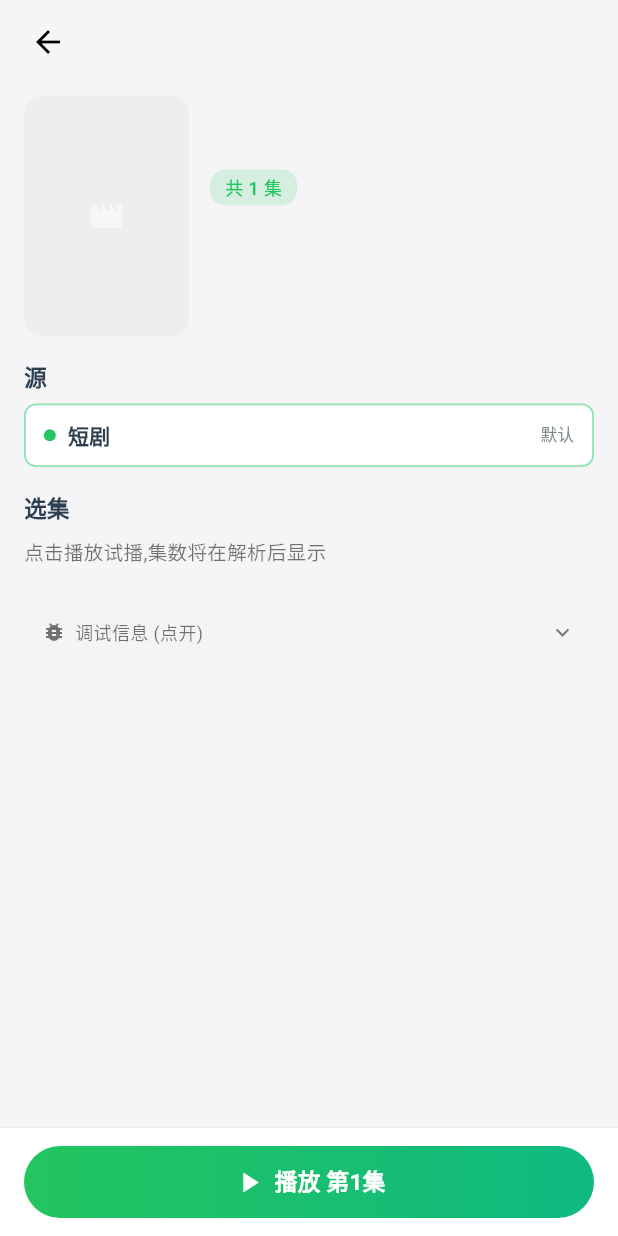
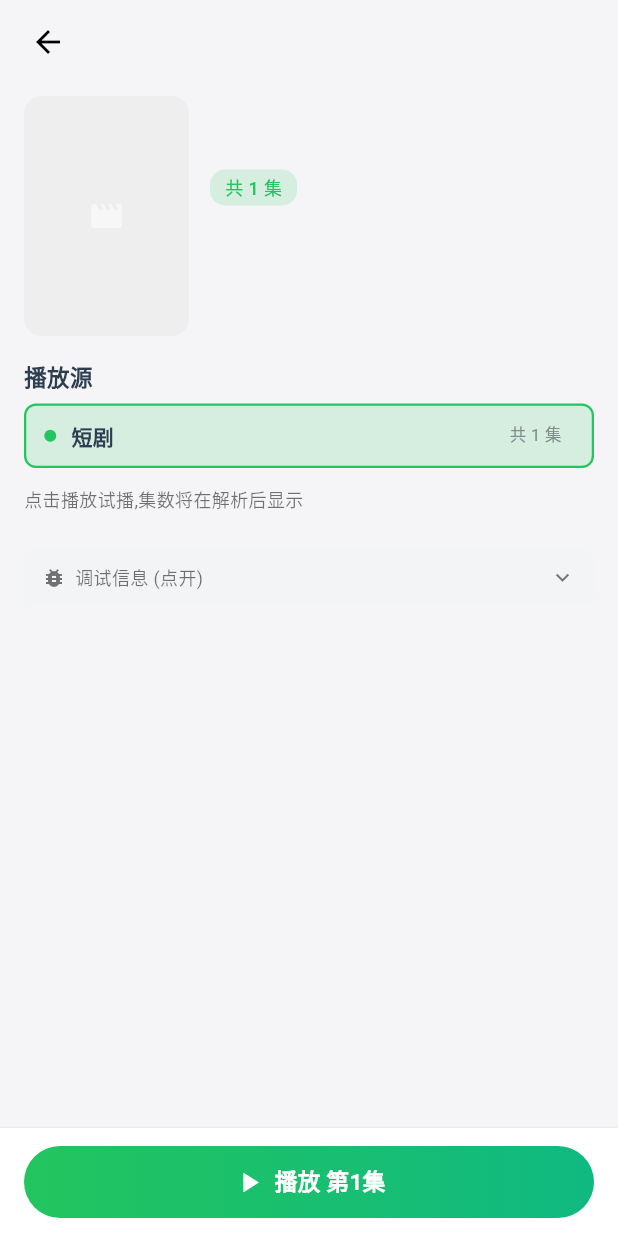
Before and after one commit to djsevenx1/LunaTV-Mobile, a Flutter app: the ShortDramaPlayerScreen screen opened directly with empty values, on a phone screen of 412 x 824 dp. Run offline on Flutter 3.47's test engine with Material 3 defaults, Android fonts, the phone set to English and light mode, and no system bars; our stand-ins replace cached_network_image, dio, google_fonts, lucide_icons_flutter, package_info_plus, shared_preferences; missing offline and left inert: dlna_dart, gbk_codec, media_kit, media_kit_video, screen_brightness, volume_controller; accounts and stored records are empty; Roboto replaces fonts that are missing (Microsoft YaHei).

Commit message:
refactor: merge shortdrama source / line / episode into one section
- 仿照 PlayerScreen 的源选择风格
- 短剧详情页现在只有一个"播放源"模块, 包含:
  - 源 tile (固定"短剧", 绿色高亮)
  - 解析线路切换 (代理 / 直连)
  - 选集 grid (在线路下方, 与源同属一个模块)
- parseEpisode 拿到 url 后分别保存 _directUrl / _proxyUrl
- 新增 _switchLine 方法切换线路 (不重新 parse)
- 移除独立的 _buildEpisodeSection

```diff
--- a/lib/screens/short_drama_screen.dart
+++ b/lib/screens/short_drama_screen.dart
@@ -962,10 +962,8 @@ class _ShortDramaPlayerScreenState extends State<ShortDramaPlayerScreen> {
               children: [
                 // 海报 + 元信息
                 _buildPosterHeader(isDark),
-                // 源/线路
+                // 源 + 解析线路 + 选集 (整合在一个源模块里)
                 _buildSourceSection(isDark),
-                // 选集网格
-                _buildEpisodeSection(isDark),
                 // 简介
                 if (widget.drama.description.isNotEmpty)
                   _buildDescription(isDark),
@@ -1127,40 +1125,60 @@ class _ShortDramaPlayerScreenState extends State<ShortDramaPlayerScreen> {
     );
   }
 
-  /// 源/线路模块
-  /// 短剧后端只有 1 个源(短剧数据源), 这里显示源名称 + 解析线路切换
+  /// 源/线路/选集 模块 (仿照 PlayerScreen 的源选择)
+  /// 短剧后端只有 1 个源(短剧), 但包含:
+  ///   - 源 tile (名称 + 集数)
+  ///   - 解析线路切换 (代理 / 直连)
+  ///   - 选集 grid
   Widget _buildSourceSection(bool isDark) {
     const greenColor = Color(0xFF22C55E);
+    const greenColorLight = Color(0xFF10B981);
+    final hasProxy = _proxyUrl.isNotEmpty;
+    final hasDirect = _directUrl.isNotEmpty;
     return Padding(
       padding: const EdgeInsets.fromLTRB(16, 0, 16, 16),
       child: Column(
         crossAxisAlignment: CrossAxisAlignment.start,
         children: [
-          Text(
-            '源',
-            style: TextStyle(
-              fontSize: 15,
-              fontWeight: FontWeight.w600,
-              color: isDark ? Colors.white : const Color(0xFF2c3e50),
-            ),
+          // 标题
+          Row(
+            children: [
+              Text(
+                '播放源',
+                style: TextStyle(
+                  fontSize: 15,
+                  fontWeight: FontWeight.w600,
+                  color: isDark ? Colors.white : const Color(0xFF2c3e50),
+                ),
+              ),
+              const Spacer(),
+              if (_isLoadingDetail)
+                const SizedBox(
+                  width: 12,
+                  height: 12,
+                  child: CircularProgressIndicator(
+                    strokeWidth: 1.5,
+                    color: greenColor,
+                  ),
+                ),
+            ],
           ),
           const SizedBox(height: 8),
-          // 源 (固定 1 个 - 短剧)
+          // 源 tile (固定 1 个 - 短剧)
           Container(
             padding: const EdgeInsets.symmetric(
                 horizontal: 12, vertical: 10),
             decoration: BoxDecoration(
-              color: isDark
-                  ? const Color(0xFF1e1e1e)
-                  : Colors.white,
+              color: greenColor.withOpacity(0.15),
               borderRadius: BorderRadius.circular(8),
               border: Border.all(
-                color: greenColor.withOpacity(0.5),
-                width: 1.2,
+                color: greenColor,
+                width: 1.5,
               ),
             ),
             child: Row(
               children: [
+                // 状态点
                 Container(
                   width: 8,
                   height: 8,
@@ -1169,7 +1187,8 @@ class _ShortDramaPlayerScreenState extends State<ShortDramaPlayerScreen> {
                     shape: BoxShape.circle,
                   ),
                 ),
-                const SizedBox(width: 8),
+                const SizedBox(width: 10),
+                // 名称
                 Expanded(
                   child: Text(
                     '短剧',
@@ -1182,8 +1201,9 @@ class _ShortDramaPlayerScreenState extends State<ShortDramaPlayerScreen> {
                     ),
                   ),
                 ),
+                // 集数
                 Text(
-                  '默认',
+                  _totalEpisodes > 0 ? '共 $_totalEpisodes 集' : '加载中…',
                   style: TextStyle(
                     fontSize: 11,
                     color: isDark
@@ -1191,46 +1211,67 @@ class _ShortDramaPlayerScreenState extends State<ShortDramaPlayerScreen> {
                         : const Color(0xFF7f8c8d),
                   ),
                 ),
+                const SizedBox(width: 8),
+                // 测速中显示 loading (这里 mock 显示)
+                if (hasProxy || hasDirect)
+                  Container(
+                    width: 8,
+                    height: 8,
+                    decoration: const BoxDecoration(
+                      color: greenColor,
+                      shape: BoxShape.circle,
+                    ),
+                  ),
               ],
             ),
           ),
-        ],
-      ),
-    );
-  }
-
-  Widget _buildEpisodeSection(bool isDark) {
-    const greenColor = Color(0xFF22C55E);
-    const greenColorLight = Color(0xFF10B981);
-    return Padding(
-      padding: const EdgeInsets.fromLTRB(16, 0, 16, 16),
-      child: Column(
-        crossAxisAlignment: CrossAxisAlignment.start,
-        children: [
-          Row(
-            children: [
-              Text(
-                '选集',
-                style: TextStyle(
-                  fontSize: 15,
-                  fontWeight: FontWeight.w600,
-                  color: isDark ? Colors.white : const Color(0xFF2c3e50),
-                ),
-              ),
-              const Spacer(),
-              if (_isLoadingDetail)
-                const SizedBox(
-                  width: 12,
-                  height: 12,
-                  child: CircularProgressIndicator(
-                    strokeWidth: 1.5,
-                    color: greenColor,
-                  ),
-                ),
-            ],
-          ),
-          const SizedBox(height: 10),
-          if (_totalEpisodes >= 2)
+
+          // 解析线路 (代理 / 直连)
+          if (hasProxy || hasDirect) ...[
+            const SizedBox(height: 12),
+            Text(
+              '线路',
+              style: TextStyle(
+                fontSize: 13,
+                fontWeight: FontWeight.w500,
+                color: isDark
+                    ? const Color(0xFFb0b0b0)
+                    : const Color(0xFF7f8c8d),
+              ),
+            ),
+            const SizedBox(height: 8),
+            Row(
+              children: [
+                if (hasProxy)
+                  Expanded(
+                    child: _buildLineTile(
+                      label: '代理 (推荐)',
+                      desc: '解决跨域,速度快',
+                      selected: _useProxy,
+                      enabled: true,
+                      isDark: isDark,
+                      onTap: () => _switchLine(true),
+                    ),
+                  ),
+                if (hasProxy && hasDirect) const SizedBox(width: 8),
+                if (hasDirect)
+                  Expanded(
+                    child: _buildLineTile(
+                      label: '直连',
+                      desc: '原始链接',
+                      selected: !_useProxy,
+                      enabled: true,
+                      isDark: isDark,
+                      onTap: () => _switchLine(false),
+                    ),
+                  ),
+              ],
+            ),
+          ],
+
+          // 选集 grid
+          if (_totalEpisodes >= 2) ...[
+            const SizedBox(height: 12),
             GridView.builder(
               shrinkWrap: true,
               physics: const NeverScrollableScrollPhysics(),
@@ -1271,24 +1312,102 @@ class _ShortDramaPlayerScreenState extends State<ShortDramaPlayerScreen> {
                   ),
                 );
               },
-            )
-          else if (_isLoadingDetail)
+            ),
+          ] else if (_isLoadingDetail) ...[
+            const SizedBox(height: 12),
             Text(
-              '正在加载集数...',
+              '正在加载集数…',
               style: TextStyle(
-                fontSize: 13,
+                fontSize: 12,
                 color: isDark ? Colors.white60 : Colors.black54,
               ),
-            )
-          else
+            ),
+          ] else if (_totalEpisodes == 1) ...[
+            const SizedBox(height: 12),
             Text(
               '点击播放试播,集数将在解析后显示',
               style: TextStyle(
-                fontSize: 13,
+                fontSize: 12,
                 color: isDark ? Colors.white60 : Colors.black54,
               ),
             ),
+          ],
         ],
+      ),
+    );
+  }
+
+  /// 线路 tile (代理 / 直连)
+  Widget _buildLineTile({
+    required String label,
+    required String desc,
+    required bool selected,
+    required bool enabled,
+    required bool isDark,
+    required VoidCallback onTap,
+  }) {
+    const greenColor = Color(0xFF22C55E);
+    return InkWell(
+      onTap: enabled ? onTap : null,
+      borderRadius: BorderRadius.circular(8),
+      child: Container(
+        padding: const EdgeInsets.symmetric(horizontal: 10, vertical: 8),
+        decoration: BoxDecoration(
+          color: selected
+              ? greenColor.withOpacity(0.12)
+              : (isDark
+                  ? Colors.white.withOpacity(0.04)
+                  : Colors.white),
+          borderRadius: BorderRadius.circular(8),
+          border: Border.all(
+            color: selected
+                ? greenColor
+                : (isDark
+                    ? Colors.white.withOpacity(0.12)
+                    : Colors.black.withOpacity(0.08)),
+            width: selected ? 1.5 : 1,
+          ),
+        ),
+        child: Column(
+          crossAxisAlignment: CrossAxisAlignment.start,
+          children: [
+            Row(
+              children: [
+                Container(
+                  width: 6,
+                  height: 6,
+                  decoration: BoxDecoration(
+                    color: selected
+                        ? greenColor
+                        : (isDark
+                            ? Colors.white38
+                            : Colors.black26),
+                    shape: BoxShape.circle,
+                  ),
+                ),
+                const SizedBox(width: 6),
+                Text(
+                  label,
+                  style: TextStyle(
+                    fontSize: 13,
+                    fontWeight: FontWeight.w600,
+                    color: isDark ? Colors.white : const Color(0xFF2c3e50),
+                  ),
+                ),
+              ],
+            ),
+            const SizedBox(height: 2),
+            Text(
+              desc,
+              style: TextStyle(
+                fontSize: 10,
+                color: isDark
+                    ? const Color(0xFFb0b0b0)
+                    : const Color(0xFF7f8c8d),
+              ),
+            ),
+          ],
+        ),
       ),
     );
   }
```
